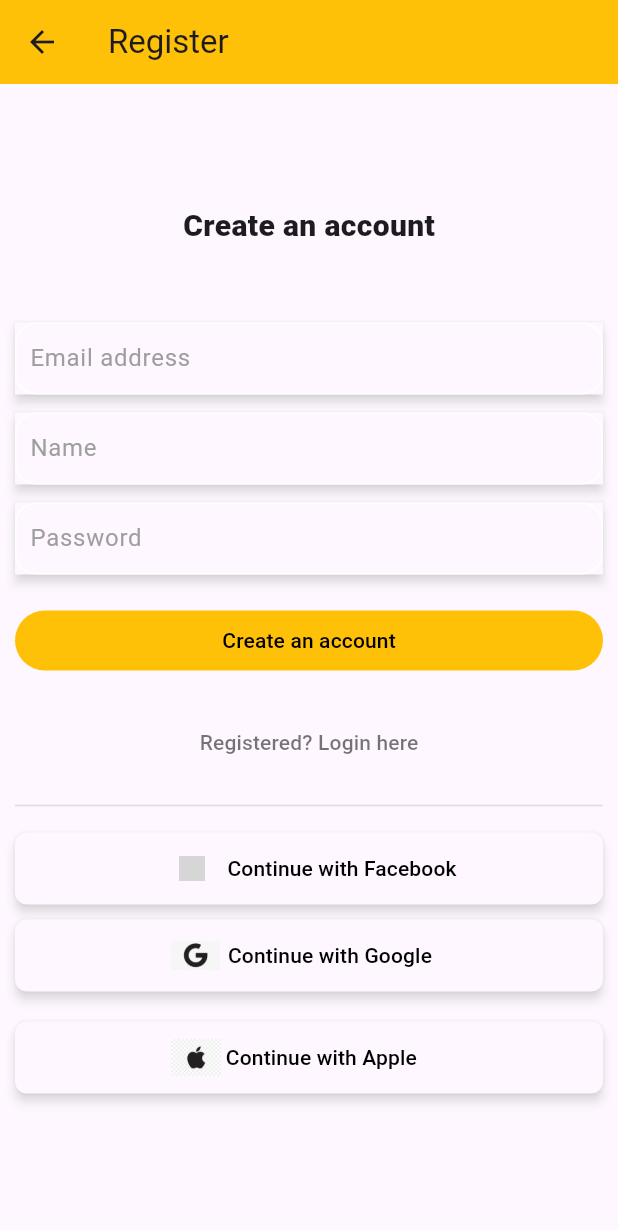
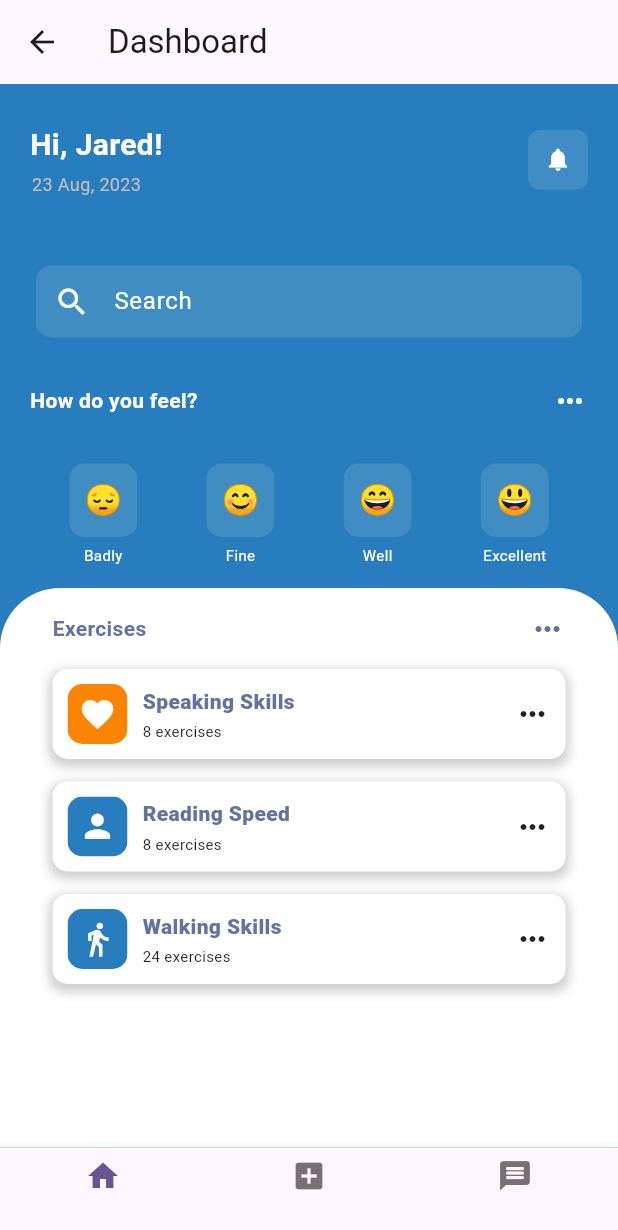
Before and after one commit to AdetolaAremu/flutter-design-I, a Flutter app: the RegisterView screen opened directly, after a tap on "Create an account", on a phone screen of 412 x 824 dp. Shown: the top 1230 px of the screen. Run offline on Flutter 3.47's test engine with Material 2 defaults, Android fonts, the phone set to English and light mode, and no system bars; grey boxes are pictures that could not be loaded.

Commit message:
I decided to add a dashboard page to it

```diff
--- /dev/null
+++ b/lib/pages/dashboard_view.dart
@@ -0,0 +1,252 @@
+import 'package:designflutter/util/emoticon_face.dart';
+import 'package:designflutter/util/exercise_bottom_cards.dart';
+import 'package:flutter/material.dart';
+
+class DashboardView extends StatefulWidget {
+  const DashboardView({super.key});
+
+  @override
+  State<DashboardView> createState() => _DashboardViewState();
+}
+
+class _DashboardViewState extends State<DashboardView> {
+  @override
+  Widget build(BuildContext context) {
+    return Scaffold(
+      bottomNavigationBar: BottomNavigationBar(items: const [
+        BottomNavigationBarItem(icon: Icon(Icons.home), label: ''),
+        BottomNavigationBarItem(icon: Icon(Icons.add_box), label: ''),
+        BottomNavigationBarItem(icon: Icon(Icons.message_rounded), label: ''),
+      ]),
+      backgroundColor: const Color(0xFF277DBD),
+      appBar: AppBar(
+        title: const Text('Dashboard'),
+        // backgroundColor: Colors.amber,
+      ),
+      body: Column(
+        children: [
+          Padding(
+            padding: const EdgeInsets.symmetric(vertical: 26, horizontal: 20),
+            child: Row(
+              mainAxisAlignment: MainAxisAlignment.spaceBetween,
+              children: [
+                const Column(
+                  children: [
+                    Text(
+                      'Hi, Jared!',
+                      style: TextStyle(
+                        color: Colors.white,
+                        fontSize: 20,
+                        fontWeight: FontWeight.w600,
+                      ),
+                    ),
+                    SizedBox(
+                      height: 3,
+                    ),
+                    Padding(
+                      padding: EdgeInsets.only(right: 13),
+                      child: Text(
+                        '23 Aug, 2023',
+                        style: TextStyle(
+                            color: Color.fromARGB(255, 196, 189, 189),
+                            fontSize: 12),
+                      ),
+                    )
+                  ],
+                ),
+                Container(
+                  decoration: BoxDecoration(
+                    color: const Color(0xFF408DC4),
+                    borderRadius: BorderRadius.circular(8),
+                  ),
+                  padding: const EdgeInsets.all(11),
+                  child: const Icon(
+                    Icons.notifications,
+                    color: Colors.white,
+                    size: 18,
+                  ),
+                ),
+              ],
+            ),
+          ),
+          const SizedBox(
+            height: 20,
+          ),
+          Padding(
+            padding: const EdgeInsets.symmetric(horizontal: 24),
+            child: TextField(
+              decoration: InputDecoration(
+                border: OutlineInputBorder(
+                  borderRadius: BorderRadius.circular(10),
+                  borderSide: BorderSide.none,
+                ),
+                filled: true,
+                hintStyle: const TextStyle(color: Colors.white),
+                hintText: "Search",
+                prefixIcon: const Icon(Icons.search),
+                prefixIconColor: Colors.white,
+                fillColor: const Color(0xFF408DC4),
+                contentPadding: const EdgeInsets.symmetric(vertical: 7),
+              ),
+            ),
+          ),
+          const SizedBox(
+            height: 30,
+          ),
+          const Row(
+            mainAxisAlignment: MainAxisAlignment.spaceBetween,
+            children: [
+              Padding(
+                padding: EdgeInsets.symmetric(horizontal: 20),
+                child: Text(
+                  'How do you feel?',
+                  style: TextStyle(
+                    fontWeight: FontWeight.w700,
+                    color: Colors.white,
+                  ),
+                ),
+              ),
+              Padding(
+                padding: EdgeInsets.only(right: 20),
+                child: Icon(
+                  Icons.more_horiz,
+                  color: Colors.white,
+                ),
+              ),
+            ],
+          ),
+          const SizedBox(
+            height: 30,
+          ),
+          const Row(
+            mainAxisAlignment: MainAxisAlignment.spaceEvenly,
+            children: [
+              Column(
+                children: [
+                  EmoticonFace(icon: '😔'),
+                  SizedBox(
+                    height: 5,
+                  ),
+                  Text(
+                    'Badly',
+                    style: TextStyle(
+                      color: Colors.white,
+                      fontSize: 10,
+                    ),
+                  ),
+                ],
+              ),
+              Column(
+                children: [
+                  EmoticonFace(icon: '😊'),
+                  SizedBox(
+                    height: 5,
+                  ),
+                  Text(
+                    'Fine',
+                    style: TextStyle(
+                      color: Colors.white,
+                      fontSize: 10,
+                    ),
+                  ),
+                ],
+              ),
+              Column(
+                children: [
+                  EmoticonFace(icon: '😄'),
+                  SizedBox(
+                    height: 5,
+                  ),
+                  Text(
+                    'Well',
+                    style: TextStyle(
+                      color: Colors.white,
+                      fontSize: 10,
+                    ),
+                  ),
+                ],
+              ),
+              Column(
+                children: [
+                  EmoticonFace(icon: '😃'),
+                  SizedBox(
+                    height: 5,
+                  ),
+                  Text(
+                    'Excellent',
+                    style: TextStyle(
+                      color: Colors.white,
+                      fontSize: 10,
+                    ),
+                  ),
+                ],
+              )
+            ],
+          ),
+          const SizedBox(
+            height: 15,
+          ),
+          const Expanded(
+            child: DecoratedBox(
+              decoration: BoxDecoration(
+                color: Colors.white,
+                borderRadius: BorderRadius.only(
+                  topLeft: Radius.circular(40),
+                  topRight: Radius.circular(40),
+                ),
+              ),
+              child: Column(
+                children: [
+                  Padding(
+                    padding: EdgeInsets.symmetric(vertical: 15, horizontal: 35),
+                    child: Row(
+                      mainAxisAlignment: MainAxisAlignment.spaceBetween,
+                      children: [
+                        Text(
+                          'Exercises',
+                          style: TextStyle(
+                            fontWeight: FontWeight.w700,
+                            color: Color.fromARGB(255, 99, 115, 158),
+                            fontSize: 14,
+                          ),
+                        ),
+                        Icon(
+                          Icons.more_horiz,
+                          color: Color.fromARGB(255, 99, 115, 158),
+                        ),
+                      ],
+                    ),
+                  ),
+                  ExerciseBottomCard(
+                    bgcolor: Color(0xFFFC8403),
+                    cardMainText: 'Speaking Skills',
+                    cardSubText: '8 exercises',
+                    cardIcon: Icons.favorite,
+                  ),
+                  SizedBox(
+                    height: 15,
+                  ),
+                  ExerciseBottomCard(
+                    bgcolor: Color(0xFF277DBD),
+                    cardMainText: 'Reading Speed',
+                    cardSubText: '8 exercises',
+                    cardIcon: Icons.person,
+                  ),
+                  SizedBox(
+                    height: 15,
+                  ),
+                  ExerciseBottomCard(
+                    bgcolor: Color(0xFF277DBD),
+                    cardMainText: 'Walking Skills',
+                    cardSubText: '24 exercises',
+                    cardIcon: Icons.directions_walk,
+                  ),
+                ],
+              ),
+            ),
+          ),
+        ],
+      ),
+    );
+  }
+}
--- a/lib/pages/home_view.dart
+++ b/lib/pages/home_view.dart
@@ -76,7 +76,7 @@ class _HomePageState extends State<HomePage> {
             ),
           ),
           const SizedBox(
-            height: 20,
+            height: 10,
           ),
           Row(
             mainAxisAlignment: MainAxisAlignment.center,
--- a/lib/pages/login_view.dart
+++ b/lib/pages/login_view.dart
@@ -1,3 +1,4 @@
+import 'package:designflutter/pages/dashboard_view.dart';
 import 'package:designflutter/pages/register_view.dart';
 import 'package:designflutter/util/login_options.dart';
 import 'package:flutter/material.dart';
@@ -102,7 +103,12 @@ class _LoginViewState extends State<LoginView> {
                   style: const ButtonStyle(
                     backgroundColor: MaterialStatePropertyAll(Colors.amber),
                   ),
-                  onPressed: () {},
+                  onPressed: () {
+                    Navigator.push(context,
+                        MaterialPageRoute(builder: (context) {
+                      return const DashboardView();
+                    }));
+                  },
                   child: const Text(
                     'Login',
                     style: TextStyle(color: Colors.black),
--- a/lib/pages/register_view.dart
+++ b/lib/pages/register_view.dart
@@ -1,3 +1,4 @@
+import 'package:designflutter/pages/dashboard_view.dart';
 import 'package:designflutter/pages/login_view.dart';
 import 'package:designflutter/util/login_options.dart';
 import 'package:flutter/material.dart';
@@ -132,7 +133,12 @@ class _RegisterViewState extends State<RegisterView> {
                     style: const ButtonStyle(
                       backgroundColor: MaterialStatePropertyAll(Colors.amber),
                     ),
-                    onPressed: () {},
+                    onPressed: () {
+                      Navigator.push(context,
+                          MaterialPageRoute(builder: (context) {
+                        return const DashboardView();
+                      }));
+                    },
                     child: const Text(
                       'Create an account',
                       style: TextStyle(color: Colors.black),
--- /dev/null
+++ b/lib/util/emoticon_face.dart
@@ -0,0 +1,40 @@
+import 'package:flutter/material.dart';
+
+class EmoticonFace extends StatelessWidget {
+  final String icon;
+  const EmoticonFace({Key? key, required this.icon}) : super(key: key);
+
+  @override
+  Widget build(BuildContext context) {
+    return Container(
+      decoration: BoxDecoration(
+        color: const Color(0xFF408DC4),
+        borderRadius: BorderRadius.circular(10),
+      ),
+      padding: const EdgeInsets.all(10),
+      child: Text(
+        icon,
+        style: const TextStyle(fontSize: 20),
+      ),
+    );
+  }
+}
+
+class DynamicEmoticonFace extends StatelessWidget {
+  final String icon;
+  const DynamicEmoticonFace({Key? key, required this.icon}) : super(key: key);
+
+  @override
+  Widget build(BuildContext context) {
+    return Container(
+      decoration: BoxDecoration(
+        borderRadius: BorderRadius.circular(10),
+      ),
+      padding: const EdgeInsets.all(10),
+      child: Text(
+        icon,
+        style: const TextStyle(fontSize: 20),
+      ),
+    );
+  }
+}
--- /dev/null
+++ b/lib/util/exercise_bottom_cards.dart
@@ -0,0 +1,102 @@
+import 'package:flutter/material.dart';
+
+class ExerciseBottomCard extends StatelessWidget {
+  final String cardMainText;
+  final String cardSubText;
+  final Color bgcolor;
+  final IconData cardIcon;
+
+  const ExerciseBottomCard(
+      {Key? key,
+      required this.cardMainText,
+      required this.cardSubText,
+      required this.bgcolor,
+      required this.cardIcon})
+      : super(key: key);
+
+  @override
+  Widget build(BuildContext context) {
+    return Padding(
+      padding: const EdgeInsets.symmetric(horizontal: 35),
+      child: DecoratedBox(
+        decoration: BoxDecoration(
+          color: Colors.white,
+          boxShadow: [
+            BoxShadow(
+              color: Colors.grey.withOpacity(0.5),
+              spreadRadius: 2,
+              blurRadius: 5,
+              offset: const Offset(0, 3),
+            ),
+          ],
+          borderRadius: const BorderRadius.all(
+            Radius.circular(10),
+          ),
+        ),
+        child: Padding(
+          padding: const EdgeInsets.symmetric(horizontal: 10, vertical: 10),
+          child: Row(
+            mainAxisAlignment: MainAxisAlignment.spaceBetween,
+            children: [
+              Column(children: [
+                Row(
+                  children: [
+                    ClipRRect(
+                      child: Container(
+                        height: 40,
+                        width: 40,
+                        decoration: BoxDecoration(
+                          color: bgcolor,
+                          borderRadius: BorderRadius.circular(10),
+                        ),
+                        child: Icon(
+                          cardIcon,
+                          color: Colors.white,
+                          size: 25,
+                        ),
+                      ),
+                    ),
+                    const SizedBox(
+                      width: 10,
+                    ),
+                    Row(
+                      mainAxisAlignment: MainAxisAlignment.spaceBetween,
+                      children: [
+                        Column(
+                          crossAxisAlignment: CrossAxisAlignment.start,
+                          children: [
+                            Padding(
+                              padding: const EdgeInsets.only(bottom: 3),
+                              child: Text(
+                                cardMainText,
+                                style: const TextStyle(
+                                  fontWeight: FontWeight.w800,
+                                  color: Color.fromARGB(255, 99, 115, 158),
+                                ),
+                              ),
+                            ),
+                            Text(
+                              cardSubText,
+                              style: const TextStyle(
+                                fontSize: 10,
+                              ),
+                            )
+                          ],
+                        ),
+                      ],
+                    ),
+                  ],
+                )
+              ]),
+              const Column(
+                children: [
+                  Icon(Icons.more_horiz),
+                ],
+              ),
+            ],
+          ),
+        ),
+      ),
+    );
+  }
+}
--- /dev/null
+++ b/lib/util/exercise_heading_card.dart
@@ -0,0 +1,39 @@
+import 'package:flutter/material.dart';
+
+class ExerciseHeadingCard extends StatelessWidget {
+  final String heading;
+  final String subHeading;
+  const ExerciseHeadingCard(
+      {Key? key, required this.heading, required this.subHeading})
+      : super(key: key);
+
+  @override
+  Widget build(BuildContext context) {
+    return Row(
+      mainAxisAlignment: MainAxisAlignment.spaceBetween,
+      children: [
+        Column(
+          crossAxisAlignment: CrossAxisAlignment.start,
+          children: [
+            Padding(
+              padding: const EdgeInsets.only(bottom: 3),
+              child: Text(
+                heading,
+                style: const TextStyle(
+                  fontWeight: FontWeight.w800,
+                  color: Color.fromARGB(255, 99, 115, 158),
+                ),
+              ),
+            ),
+            Text(
+              subHeading,
+              style: const TextStyle(
+                fontSize: 10,
+              ),
+            )
+          ],
+        ),
+      ],
+    );
+  }
+}
```
